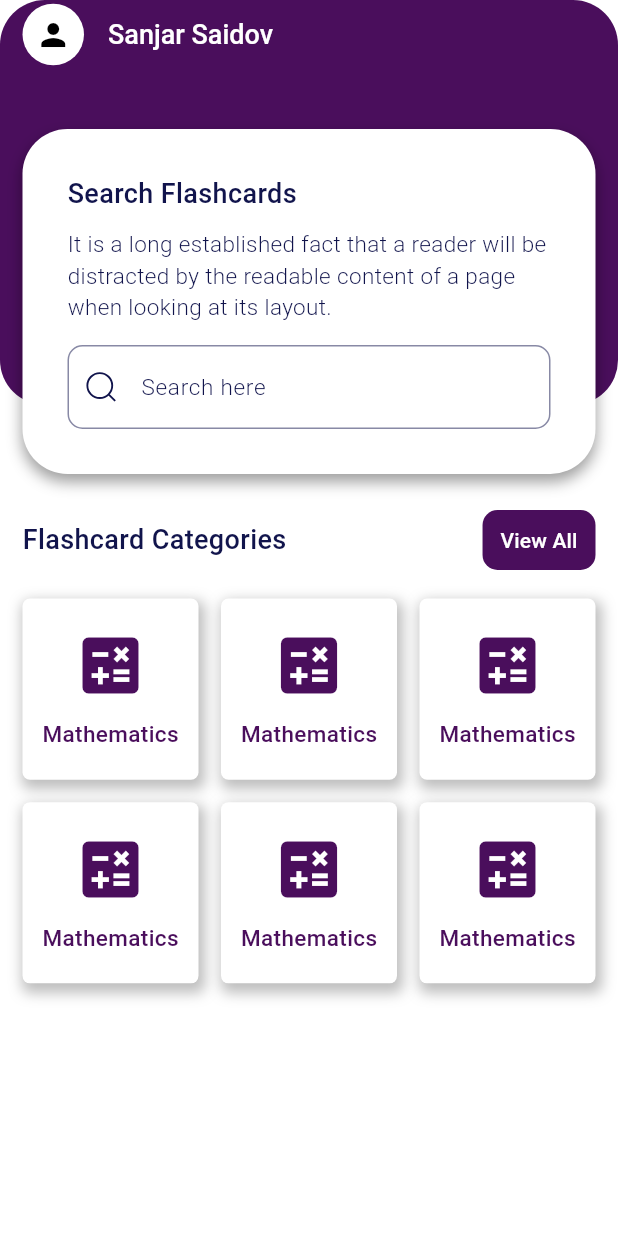
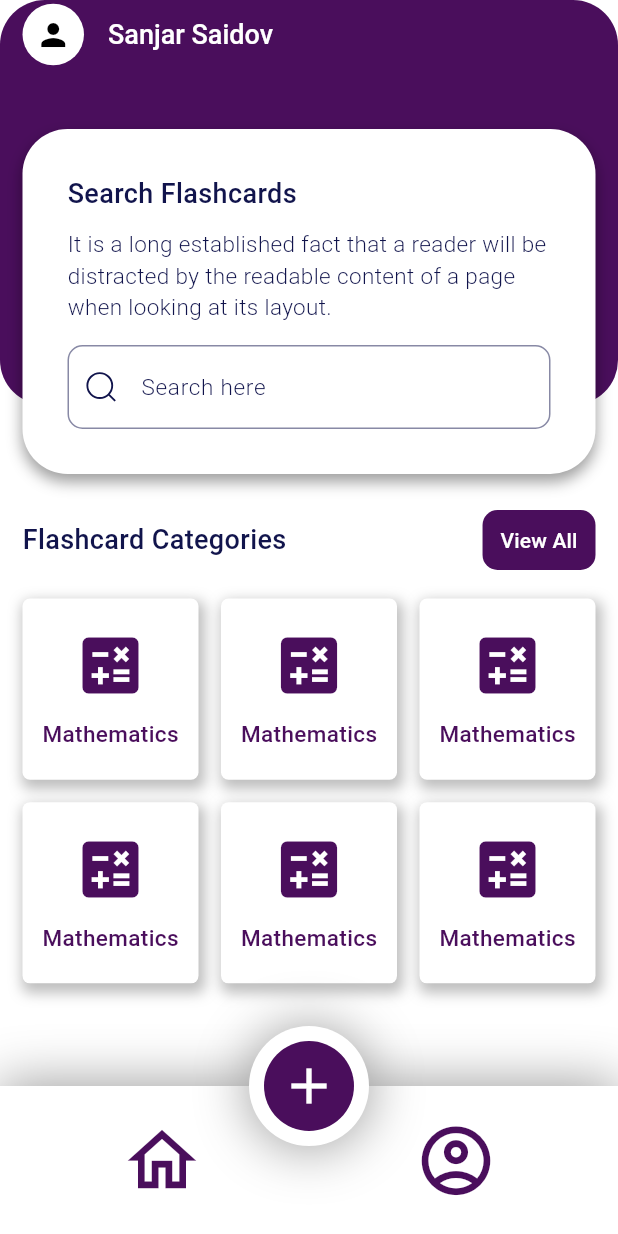
Before and after one commit to Sanjarbek17/flash_cards_app, a Flutter app: the screen it shows after launch, on a phone screen of 412 x 824 dp. Run offline on Flutter 3.47's test engine with Material 3 defaults, Android fonts, the phone set to English and light mode, and no system bars; our stand-ins replace awesome_extensions, flutter_svg.

Commit message:
appview done

```diff
--- a/lib/core/constants/custom_router.dart
+++ b/lib/core/constants/custom_router.dart
@@ -1,17 +1,25 @@
 import 'package:flash_cards_app/presentation/pages/account_screen.dart';
+import 'package:flash_cards_app/presentation/pages/app_view.dart';
+import 'package:flash_cards_app/presentation/pages/flashcard_screen.dart';
 import 'package:flash_cards_app/presentation/pages/home_screen.dart';
 import 'package:flutter/material.dart';
 
 class CustomRouter {
-  static const String home = '/';
+  static const String appView = '/';
+  static const String home = '/home';
   static const String about = '/about';
+  static const String flashcard = '/flashcard';
 
   static Route<dynamic> generateRoute(RouteSettings settings) {
     switch (settings.name) {
+      case appView:
+        return MaterialPageRoute(builder: (_) => const AppView());
       case home:
         return MaterialPageRoute(builder: (_) => const HomeScreen());
       case about:
         return MaterialPageRoute(builder: (_) => const AccountScreen());
+      case flashcard:
+        return MaterialPageRoute(builder: (_) => const FlashcardScreen());
       default:
         return MaterialPageRoute(builder: (_) => const Placeholder());
     }
--- a/lib/main.dart
+++ b/lib/main.dart
@@ -15,7 +15,7 @@ class MyApp extends StatelessWidget {
       title: 'Flutter Demo',
       theme: theme,
       onGenerateRoute: CustomRouter.generateRoute,
-      initialRoute: CustomRouter.home,
+      initialRoute: CustomRouter.appView,
     );
   }
 }
--- /dev/null
+++ b/lib/presentation/pages/app_view.dart
@@ -0,0 +1,85 @@
+import 'package:flash_cards_app/core/theme/custom_colors.dart';
+import 'package:flash_cards_app/presentation/pages/account_screen.dart';
+import 'package:flash_cards_app/presentation/pages/home_screen.dart';
+import 'package:flutter/material.dart';
+
+class AppView extends StatefulWidget {
+  const AppView({super.key});
+
+  @override
+  State<AppView> createState() => _AppViewState();
+}
+
+class _AppViewState extends State<AppView> {
+  final PageController _pageController = PageController();
+  int _currentIndex = 0;
+
+  @override
+  Widget build(BuildContext context) {
+    return Scaffold(
+      body: PageView(
+        controller: _pageController,
+        children: const [
+          HomeScreen(),
+          AccountScreen(),
+        ],
+      ),
+      floatingActionButtonLocation: FloatingActionButtonLocation.centerDocked,
+      floatingActionButton: Container(
+        padding: const EdgeInsets.all(10),
+        decoration: const BoxDecoration(
+          color: CustomColors.white,
+          shape: BoxShape.circle,
+          boxShadow: [BoxShadow(color: Colors.grey, spreadRadius: 1, blurRadius: 30, offset: Offset(0, 1))],
+        ),
+        child: Container(
+          padding: const EdgeInsets.all(10),
+          decoration: const BoxDecoration(shape: BoxShape.circle, color: CustomColors.primaryColor),
+          child: const Icon(Icons.add, color: CustomColors.white, size: 40),
+        ),
+      ),
+      bottomNavigationBar: InkWell(
+        onTap: () {},
+        child: Container(
+          padding: const EdgeInsets.all(10),
+          height: 100,
+          decoration: const BoxDecoration(
+            color: CustomColors.white,
+            boxShadow: [BoxShadow(color: Colors.grey, spreadRadius: 1, blurRadius: 30, offset: Offset(0, -1))],
+          ),
+          child: Row(
+            mainAxisAlignment: MainAxisAlignment.spaceAround,
+            children: [
+              IconButton(
+                onPressed: () {
+                  setState(() {
+                    _currentIndex = 0;
+                    _pageController.animateToPage(
+                      _currentIndex,
+                      duration: const Duration(milliseconds: 300),
+                      curve: Curves.easeInOut,
+                    );
+                  });
+                },
+                icon: const Icon(Icons.home_outlined, color: CustomColors.primaryColor, size: 55),
+              ),
+              IconButton(
+                onPressed: () {
+                  setState(() {
+                    _currentIndex = 1;
+                    _pageController.animateToPage(
+                      _currentIndex,
+                      duration: const Duration(milliseconds: 300),
+                      curve: Curves.easeInOut,
+                    );
+                  });
+                },
+                icon: const Icon(Icons.account_circle_outlined, color: CustomColors.primaryColor, size: 55),
+              ),
+            ],
+          ),
+        ),
+      ),
+    );
+  }
+}
--- /dev/null
+++ b/lib/presentation/pages/flashcard_screen.dart
@@ -0,0 +1,14 @@
+import 'package:flutter/material.dart';
+
+class FlashcardScreen extends StatelessWidget {
+  const FlashcardScreen({super.key});
+
+  @override
+  Widget build(BuildContext context) {
+    return const Scaffold(
+      body: Center(
+        child: Text('Flashcard Screen'),
+      ),
+    );
+  }
+}
--- a/lib/presentation/pages/home_screen.dart
+++ b/lib/presentation/pages/home_screen.dart
@@ -1,4 +1,5 @@
 import 'package:awesome_extensions/awesome_extensions.dart';
+import 'package:flash_cards_app/core/constants/custom_router.dart';
 import 'package:flash_cards_app/core/extension/text_theme_extension.dart';
 import 'package:flash_cards_app/core/theme/custom_colors.dart';
 import 'package:flash_cards_app/gen/assets.gen.dart';
@@ -113,9 +114,12 @@ class HomeScreen extends StatelessWidget {
                 mainAxisSpacing: 15,
               ),
               itemCount: 6,
-              itemBuilder: (context, index) => const CategoryCard(
-                icon: Icon(Icons.calculate, color: CustomColors.primaryColor, size: 50),
+              itemBuilder: (context, index) => CategoryCard(
+                icon: const Icon(Icons.calculate, color: CustomColors.primaryColor, size: 50),
                 title: 'Mathematics',
+                onTap: () {
+                  Navigator.of(context).pushNamed(CustomRouter.flashcard);
+                },
               ),
             ),
           ),
--- a/lib/presentation/widgets/category_card.dart
+++ b/lib/presentation/widgets/category_card.dart
@@ -1,3 +1,4 @@
+
 import 'package:flash_cards_app/core/extension/text_theme_extension.dart';
 import 'package:flash_cards_app/core/theme/custom_colors.dart';
 import 'package:flutter/material.dart';
@@ -5,15 +6,19 @@ import 'package:flutter/material.dart';
 class CategoryCard extends StatelessWidget {
   final Widget icon;
   final String title;
+  final VoidCallback? onTap;
   const CategoryCard({
     super.key,
     required this.icon,
     required this.title,
+    this.onTap,
   });
 
   @override
   Widget build(BuildContext context) {
-    return Container(
+    return InkWell(
+      onTap: onTap,
+      child: Container(
         decoration: BoxDecoration(
           color: CustomColors.white,
           borderRadius: BorderRadius.circular(5),
@@ -36,6 +41,7 @@ class CategoryCard extends StatelessWidget {
             const SizedBox(height: 10),
           ],
         ),
+      ),
     );
   }
 }
```
Lines whose indentation alone changed are shown as unchanged.
